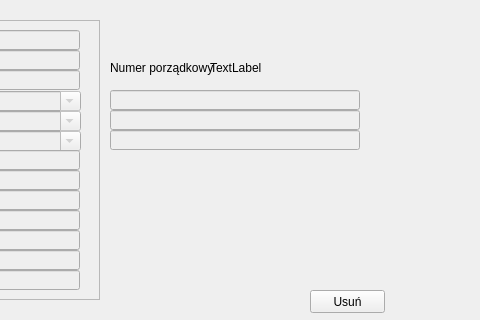
Qt form Kontrahent/kontrahentshow.ui (Astropl/TestRamek) before a commit; both pictures show x 320 to 800 and y 0 to 320 of the 800 by 600 pixel window.
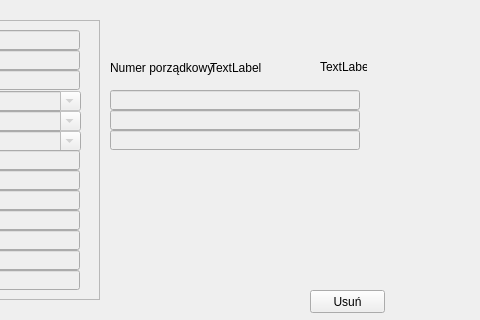
The same form after that commit.

The edit to the form file:
```diff
--- a/Kontrahent/kontrahentshow.ui
+++ b/Kontrahent/kontrahentshow.ui
@@ -622,6 +622,19 @@
      </rect>
     </property>
    </widget>
+   <widget class="QLabel" name="label_15">
+    <property name="geometry">
+     <rect>
+      <x>640</x>
+      <y>60</y>
+      <width>47</width>
+      <height>13</height>
+     </rect>
+    </property>
+    <property name="text">
+     <string>TextLabel</string>
+    </property>
+   </widget>
    <zorder>scrollArea_2</zorder>
    <zorder>scrollArea</zorder>
    <zorder>pushButton</zorder>
```
Left out of the diff: 1 changed line with no effect on the pictures.
